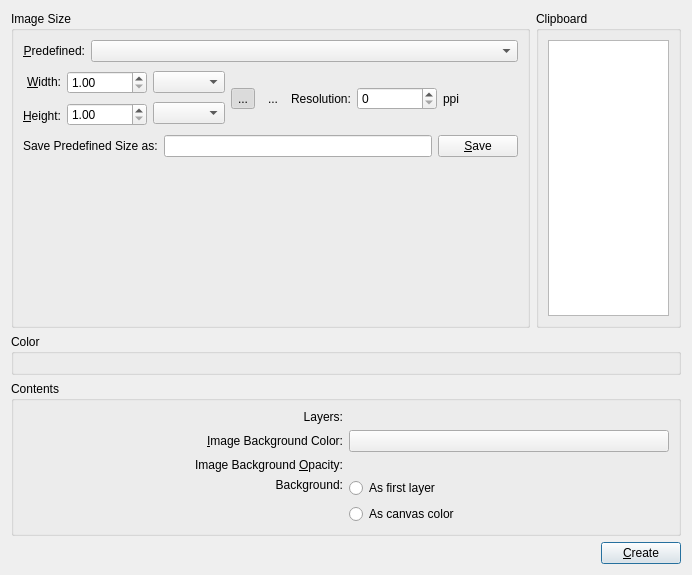
Old version of the form krita/ui/forms/wdgnewimage.ui in the repository KDE/calligra.
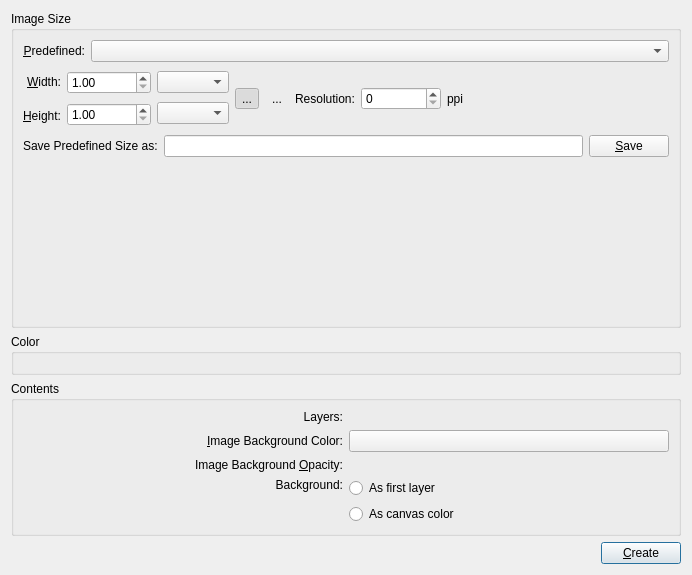
New version of the form. Custom widgets are drawn as their Qt base class.

Commit message: remove clipboard preview from new dialog

Diff of the .ui file:
```diff
--- a/krita/ui/forms/wdgnewimage.ui
+++ b/krita/ui/forms/wdgnewimage.ui
@@ -305,34 +305,6 @@
        </layout>
       </widget>
      </item>
-     <item>
-      <widget class="QGroupBox" name="grpClipboard">
-       <property name="title">
-        <string>Clipboard</string>
-       </property>
-       <layout class="QVBoxLayout" name="verticalLayout_2">
-        <item>
-         <widget class="QGraphicsView" name="clipPreview">
-          <property name="minimumSize">
-           <size>
-            <width>100</width>
-            <height>100</height>
-           </size>
-          </property>
-          <property name="maximumSize">
-           <size>
-            <width>300</width>
-            <height>300</height>
-           </size>
-          </property>
-          <property name="interactive">
-           <bool>false</bool>
-          </property>
-         </widget>
-        </item>
-       </layout>
-      </widget>
-     </item>
     </layout>
    </item>
    <item>
```
Left out of the diff: 1 changed line with no effect on the pictures. The commit also changes 3 other files.
